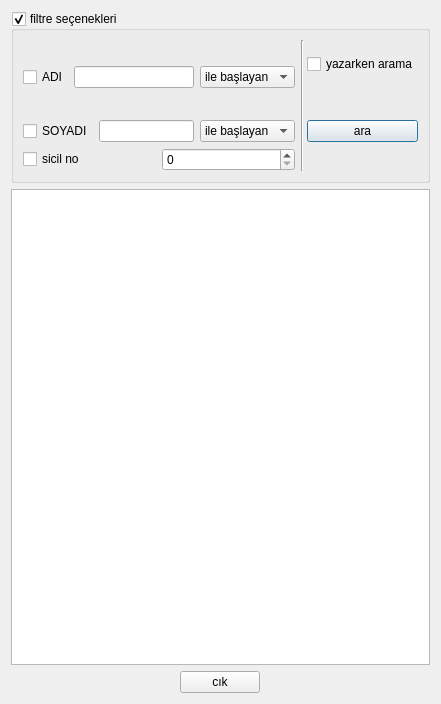
Qt form Gorsel/formlar/listeleme/ogretmenlistesi.ui (sadededeoglu/okulprojesi) before a commit.
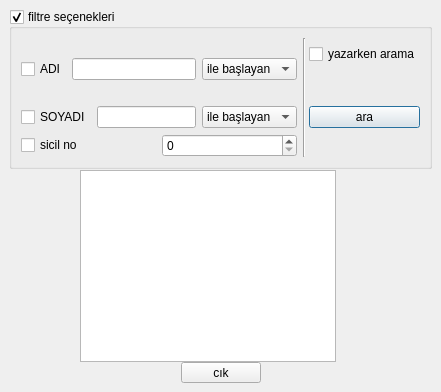
The same form after that commit.

```diff
--- a/Gorsel/formlar/listeleme/ogretmenlistesi.ui
+++ b/Gorsel/formlar/listeleme/ogretmenlistesi.ui
@@ -7,7 +7,7 @@
     <x>0</x>
     <y>0</y>
     <width>441</width>
-    <height>704</height>
+    <height>392</height>
    </rect>
   </property>
   <property name="maximumSize">
@@ -19,174 +19,165 @@
   <property name="windowTitle">
    <string>Dialog</string>
   </property>
-  <layout class="QGridLayout" name="gridLayout_2">
-   <item row="0" column="0" colspan="3">
-    <widget class="QGroupBox" name="groupBox">
-     <property name="title">
-      <string>filtre seçenekleri</string>
-     </property>
-     <property name="checkable">
-      <bool>true</bool>
-     </property>
-     <layout class="QGridLayout" name="gridLayout">
-      <item row="0" column="0" rowspan="2">
-       <layout class="QHBoxLayout" name="horizontalLayout">
-        <item>
-         <widget class="QCheckBox" name="checkBox_adi">
-          <property name="text">
-           <string>ADI</string>
-          </property>
-         </widget>
-        </item>
-        <item>
-         <widget class="QLineEdit" name="lineEdit_ad"/>
-        </item>
-        <item>
-         <widget class="QComboBox" name="comboBox_adiile">
-          <item>
-           <property name="text">
-            <string>ile başlayan</string>
-           </property>
-          </item>
-          <item>
-           <property name="text">
-            <string>ile biten</string>
-           </property>
-          </item>
-          <item>
-           <property name="text">
-            <string>içeren</string>
-           </property>
-          </item>
-         </widget>
-        </item>
-       </layout>
+  <widget class="QGroupBox" name="groupBox">
+   <property name="geometry">
+    <rect>
+     <x>9</x>
+     <y>9</y>
+     <width>423</width>
+     <height>160</height>
+    </rect>
+   </property>
+   <property name="title">
+    <string>filtre seçenekleri</string>
+   </property>
+   <property name="checkable">
+    <bool>true</bool>
+   </property>
+   <layout class="QGridLayout" name="gridLayout">
+    <item row="0" column="1" rowspan="4" colspan="2">
+     <widget class="Line" name="line">
+      <property name="orientation">
+       <enum>Qt::Vertical</enum>
+      </property>
+     </widget>
+    </item>
+    <item row="1" column="2" rowspan="2">
+     <layout class="QVBoxLayout" name="verticalLayout">
+      <item>
+       <widget class="QCheckBox" name="checkBox_yazarkenara">
+        <property name="text">
+         <string>yazarken arama</string>
+        </property>
+       </widget>
       </item>
-      <item row="0" column="1" rowspan="4" colspan="2">
-       <widget class="Line" name="line">
+      <item>
+       <spacer name="verticalSpacer">
         <property name="orientation">
          <enum>Qt::Vertical</enum>
         </property>
+        <property name="sizeHint" stdset="0">
+         <size>
+          <width>20</width>
+          <height>40</height>
+         </size>
+        </property>
+       </spacer>
+      </item>
+      <item>
+       <widget class="QPushButton" name="pushButton_ara">
+        <property name="text">
+         <string>ara</string>
+        </property>
        </widget>
       </item>
-      <item row="1" column="2" rowspan="2">
-       <layout class="QVBoxLayout" name="verticalLayout">
+     </layout>
+    </item>
+    <item row="3" column="0">
+     <layout class="QHBoxLayout" name="horizontalLayout_3">
+      <item>
+       <widget class="QCheckBox" name="checkBox_sicilno">
+        <property name="text">
+         <string>sicil no</string>
+        </property>
+       </widget>
+      </item>
+      <item>
+       <widget class="QSpinBox" name="spinBox_sicilno"/>
+      </item>
+     </layout>
+    </item>
+    <item row="2" column="0">
+     <layout class="QHBoxLayout" name="horizontalLayout_2">
+      <item>
+       <widget class="QCheckBox" name="checkBox_soyadi">
+        <property name="text">
+         <string>SOYADI</string>
+        </property>
+       </widget>
+      </item>
+      <item>
+       <widget class="QLineEdit" name="lineEdit_soyad"/>
+      </item>
+      <item>
+       <widget class="QComboBox" name="comboBox_soyadiile">
         <item>
-         <widget class="QCheckBox" name="checkBox_yazarkenara">
-          <property name="text">
-           <string>yazarken arama</string>
-          </property>
-         </widget>
+         <property name="text">
+          <string>ile başlayan</string>
+         </property>
         </item>
         <item>
-         <spacer name="verticalSpacer">
-          <property name="orientation">
-           <enum>Qt::Vertical</enum>
-          </property>
-          <property name="sizeHint" stdset="0">
-           <size>
-            <width>20</width>
-            <height>40</height>
-           </size>
-          </property>
-         </spacer>
+         <property name="text">
+          <string>ile biten</string>
+         </property>
         </item>
         <item>
-         <widget class="QPushButton" name="pushButton_ara">
-          <property name="text">
-           <string>ara</string>
-          </property>
-         </widget>
+         <property name="text">
+          <string>içeren</string>
+         </property>
         </item>
-       </layout>
+       </widget>
       </item>
-      <item row="2" column="0">
-       <layout class="QHBoxLayout" name="horizontalLayout_2">
+     </layout>
+    </item>
+    <item row="0" column="0" rowspan="2">
+     <layout class="QHBoxLayout" name="horizontalLayout">
+      <item>
+       <widget class="QCheckBox" name="checkBox_adi">
+        <property name="text">
+         <string>ADI</string>
+        </property>
+       </widget>
+      </item>
+      <item>
+       <widget class="QLineEdit" name="lineEdit_ad"/>
+      </item>
+      <item>
+       <widget class="QComboBox" name="comboBox_adiile">
         <item>
-         <widget class="QCheckBox" name="checkBox_soyadi">
-          <property name="text">
-           <string>SOYADI</string>
-          </property>
-         </widget>
+         <property name="text">
+          <string>ile başlayan</string>
+         </property>
         </item>
         <item>
-         <widget class="QLineEdit" name="lineEdit_soyad"/>
+         <property name="text">
+          <string>ile biten</string>
+         </property>
         </item>
         <item>
-         <widget class="QComboBox" name="comboBox_soyadiile">
-          <item>
-           <property name="text">
-            <string>ile başlayan</string>
-           </property>
-          </item>
-          <item>
-           <property name="text">
-            <string>ile biten</string>
-           </property>
-          </item>
-          <item>
-           <property name="text">
-            <string>içeren</string>
-           </property>
-          </item>
-         </widget>
+         <property name="text">
+          <string>içeren</string>
+         </property>
         </item>
-       </layout>
+       </widget>
       </item>
-      <item row="3" column="0">
-       <layout class="QHBoxLayout" name="horizontalLayout_3">
-        <item>
-         <widget class="QCheckBox" name="checkBox_sicilno">
-          <property name="text">
-           <string>sicil no</string>
-          </property>
-         </widget>
-        </item>
-        <item>
-         <widget class="QSpinBox" name="spinBox_sicilno"/>
-        </item>
-       </layout>
-      </item>
      </layout>
-    </widget>
-   </item>
-   <item row="1" column="0" colspan="3">
-    <widget class="QTableView" name="tableView_ogretmen"/>
-   </item>
-   <item row="2" column="0">
-    <spacer name="horizontalSpacer">
-     <property name="orientation">
-      <enum>Qt::Horizontal</enum>
-     </property>
-     <property name="sizeHint" stdset="0">
-      <size>
-       <width>163</width>
-       <height>20</height>
-      </size>
-     </property>
-    </spacer>
-   </item>
-   <item row="2" column="1">
-    <widget class="QPushButton" name="pushButton">
-     <property name="text">
-      <string>cık</string>
-     </property>
-    </widget>
-   </item>
-   <item row="2" column="2">
-    <spacer name="horizontalSpacer_2">
-     <property name="orientation">
-      <enum>Qt::Horizontal</enum>
-     </property>
-     <property name="sizeHint" stdset="0">
-      <size>
-       <width>162</width>
-       <height>20</height>
-      </size>
-     </property>
-    </spacer>
-   </item>
-  </layout>
+    </item>
+   </layout>
+  </widget>
+  <widget class="QPushButton" name="pushButton">
+   <property name="geometry">
+    <rect>
+     <x>181</x>
+     <y>362</y>
+     <width>80</width>
+     <height>21</height>
+    </rect>
+   </property>
+   <property name="text">
+    <string>cık</string>
+   </property>
+  </widget>
+  <widget class="QTableWidget" name="tableWidget_ogretmen">
+   <property name="geometry">
+    <rect>
+     <x>80</x>
+     <y>170</y>
+     <width>256</width>
+     <height>192</height>
+    </rect>
+   </property>
+  </widget>
  </widget>
  <tabstops>
   <tabstop>checkBox_adi</tabstop>
```
Left out of the diff: 287 changed lines with no effect on the pictures.
